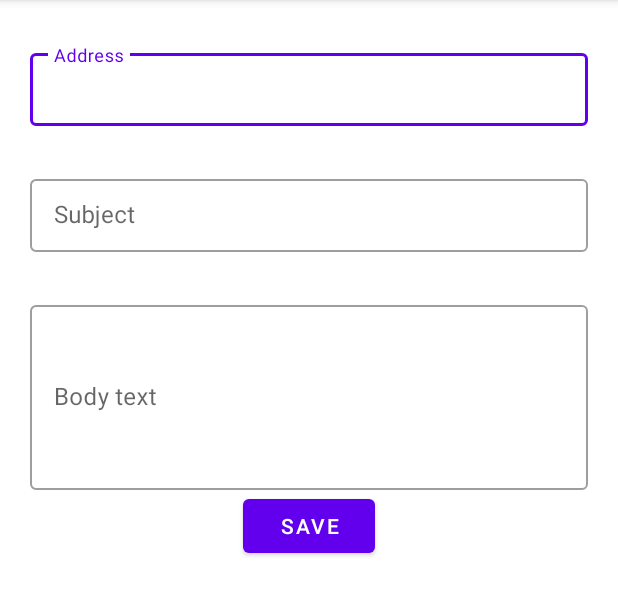
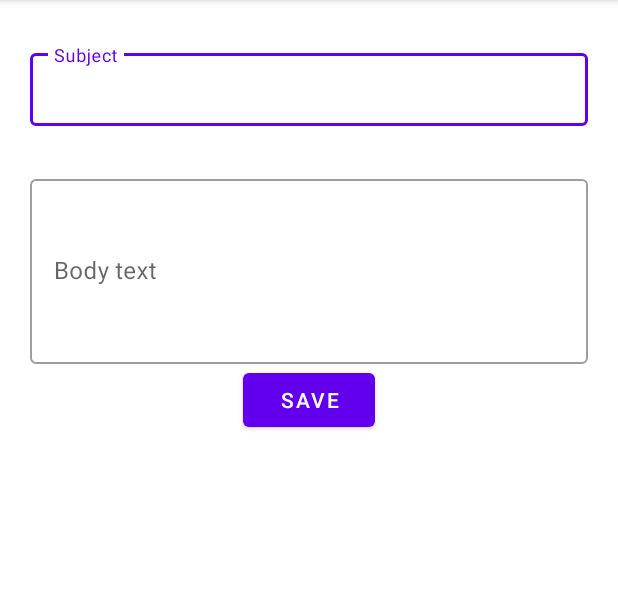
Before and after one commit to scotty9000/FixedEmail, an Android app: the EditActivity screen opened directly, with no data from a screen before it, on a phone screen of 412 x 824 dp, the part 84-700 px from its top. Run offline under Robolectric (Android 15) with nearby library versions, the phone set to English and light mode, and no system bars; our stand-ins replace data binding.

Commit message:
remove address field from edit screen

```diff
--- a/app/src/main/java/com/ulogic/fixed_email/EditActivity.kt
+++ b/app/src/main/java/com/ulogic/fixed_email/EditActivity.kt
@@ -20,7 +20,7 @@ class EditActivity : AppCompatActivity() {
 
         // get shared data
         val pref = getSharedPreferences("EmailPrefs",Context.MODE_PRIVATE)
-        var address = pref.getString("Address1","")
+        val address = pref.getString("Address1","") // note val not var
         var subject = pref.getString("Subject1","")
         var body = pref.getString("Body1","")
 
@@ -30,7 +30,7 @@ class EditActivity : AppCompatActivity() {
 
         when (btn) {
             1-> {
-                address = pref.getString("Address1","")
+                //address = pref.getString("Address1","")
                 subject = pref.getString("Subject1","")
                 body = pref.getString("Body1","")
             }
@@ -40,28 +40,28 @@ class EditActivity : AppCompatActivity() {
             }
         }
         // display the text
-        binding.editAddress.setText(address)
+        //binding.editAddress.setText(address)
         binding.editSubject.setText(subject)
         binding.editBody.setText(body)
 
-        emailFocusListener()
+        //emailFocusListener()
     }
 
-    private fun emailFocusListener() {
-        binding.editAddress.setOnFocusChangeListener{_, focused ->
-            if(!focused){
-                binding.addressContainer.helperText = validEmail()
-            }
-        }
-    }
+//    private fun emailFocusListener() {
+//        binding.editAddress.setOnFocusChangeListener{_, focused ->
+//            if(!focused){
+//                binding.addressContainer.helperText = validEmail()
+//            }
+//        }
+//    }
 
-    private fun validEmail(): String? {
-        val emailAddress = binding.editAddress.text.toString()
-        if (!Patterns.EMAIL_ADDRESS.matcher(emailAddress).matches()) {
-            return "Invalid Email Address"
-        }
-        return null
-    }
+//    private fun validEmail(): String? {
+//        val emailAddress = binding.editAddress.text.toString()
+//        if (!Patterns.EMAIL_ADDRESS.matcher(emailAddress).matches()) {
+//            return "Invalid Email Address"
+//        }
+//        return null
+//    }
 
     // save email Fields to shared preferences file
     // and return to MainActivity
@@ -72,7 +72,7 @@ class EditActivity : AppCompatActivity() {
 
         when (btn) {
             1 -> {
-                editor.putString("Address1", binding.editAddress.text.toString())
+                //editor.putString("Address1", binding.editAddress.text.toString())
                 editor.putString("Subject1", binding.editSubject.text.toString())
                 editor.putString("Body1", binding.editBody.text.toString())
                 editor.commit()
--- a/app/src/main/res/layout/activity_edit.xml
+++ b/app/src/main/res/layout/activity_edit.xml
@@ -9,28 +9,6 @@
         android:layout_height="match_parent"
         tools:context=".EditActivity">
 
-
-        <com.google.android.material.textfield.TextInputLayout
-            android:id="@+id/addressContainer"
-            style="@style/Widget.MaterialComponents.TextInputLayout.OutlinedBox.Dense"
-            android:layout_marginHorizontal="20dp"
-            app:helperTextTextColor="@android:color/holo_red_dark"
-            android:layout_width="match_parent"
-            android:layout_height="wrap_content"
-            android:layout_marginTop="30dp"
-            app:layout_constraintEnd_toEndOf="parent"
-            app:layout_constraintStart_toStartOf="parent"
-            app:layout_constraintTop_toTopOf="parent" >
-
-            <com.google.android.material.textfield.TextInputEditText
-                android:id="@+id/editAddress"
-                android:layout_width="match_parent"
-                android:layout_height="match_parent"
-                android:lines="1"
-                android:inputType="textEmailAddress"
-                android:hint="@string/addressHint"/>
-        </com.google.android.material.textfield.TextInputLayout>
-
         <com.google.android.material.textfield.TextInputLayout
             android:id="@+id/subjectContainer"
             style="@style/Widget.MaterialComponents.TextInputLayout.OutlinedBox.Dense"
@@ -41,7 +19,7 @@
             android:layout_marginTop="30dp"
             app:layout_constraintEnd_toEndOf="parent"
             app:layout_constraintStart_toStartOf="parent"
-            app:layout_constraintTop_toBottomOf="@id/addressContainer" >
+            app:layout_constraintTop_toTopOf="parent" >
 
             <com.google.android.material.textfield.TextInputEditText
                 android:id="@+id/editSubject"
```
